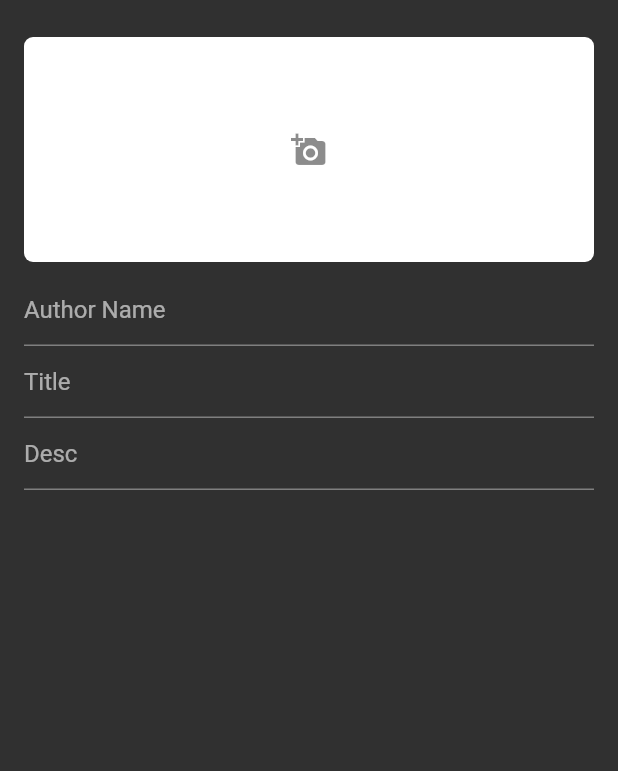
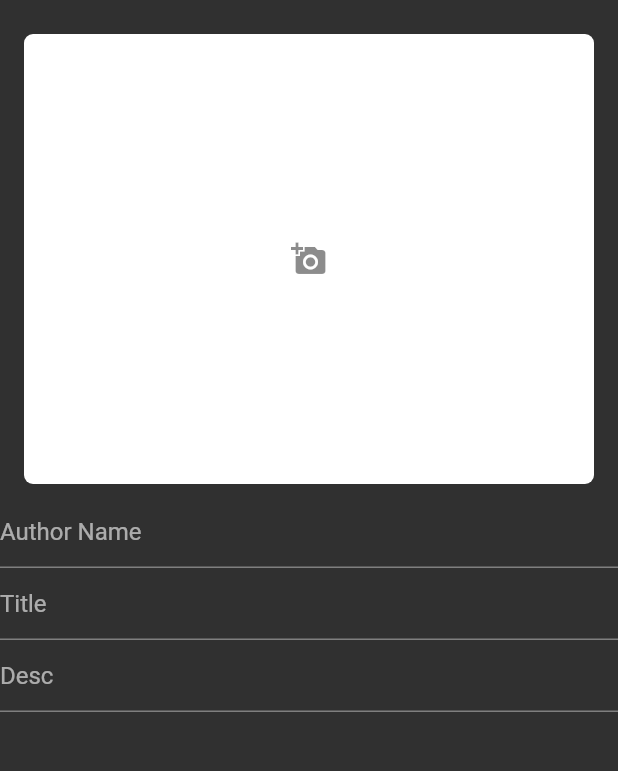
Before and after one commit to anushri47/blog_app1, a Flutter app: the screen it shows after launch, after a tap on the "add" icon, on a phone screen of 412 x 824 dp, the part 62-833 px from its top. Run offline on Flutter 3.47's test engine with Material 2 defaults, Android fonts, the phone set to English and light mode, and no system bars; our stand-ins replace cloud_firestore, firebase_core, firebase_storage, image_picker, random_string; missing offline and left inert: dart:html; accounts and stored records are empty.

Commit message:
My first commit

```diff
--- a/lib/create_blog.dart
+++ b/lib/create_blog.dart
@@ -1,10 +1,11 @@
-import 'dart:io';
-import 'package:cloud_firestore/cloud_firestore.dart';
-import 'package:firebase_storage/firebase_storage.dart';
+import 'dart:html' as html;
 import 'package:flutter/material.dart';
 import 'package:image_picker/image_picker.dart';
-import 'package:my_blog/crud.dart';
+import 'package:firebase_storage/firebase_storage.dart';
+import 'package:cloud_firestore/cloud_firestore.dart';
 import 'package:random_string/random_string.dart';
+import 'dart:typed_data';
+import 'package:firebase_core/firebase_core.dart';
 
 
 class CreateBlog extends StatefulWidget {
@@ -15,82 +16,59 @@ class CreateBlog extends StatefulWidget {
 }
 
 class _CreateBlogState extends State<CreateBlog> {
-  String authorName="", title="",desc="";
+  Uint8List? uploadedImage;
+  final picker = ImagePicker();
+  bool _isLoading = false;
+  String authorName = "", title = "", desc = "";
 
-
-  late File? selectedImage = null;
-  final picker = ImagePicker();
-
-  //@override
-  //void initState() {
-  //selectedImage = 'https://www.google.com/url?sa=i&url=https%3A%2F%2Funsplash.com%2Fs%2Fphotos%2Fmountains&psig=AOvVaw36rZTTtTdwF4hzbAioUugC&ust=1686723145521000&source=images&cd=vfe&ved=0CBEQjRxqFwoTCPDH7cDLv_8CFQAAAAAdAAAAABAE';
-  //super.initState();
-  bool _isLoading = false;
-  CrudMethods crudMethods = new CrudMethods();
-
-
-  Future getImage() async {
-    final pickedFile = await picker.pickImage(source: ImageSource.gallery);
-
+  Future<void> pickImage() async {
+    final pickedFile = await picker.getImage(source: ImageSource.gallery);
+    if (pickedFile != null) {
+      final bytes = await pickedFile.readAsBytes();
       setState(() {
-      if(pickedFile!= null){
-        selectedImage = File(pickedFile.path);
-      }else{
-        print("no image selected");
+        uploadedImage = bytes;
+      });
+    }
   }
 
-    });
-  }
-
-  Future<void> uploadBlog() async{
-    if(selectedImage != null){
+  Future<void> uploadBlog() async {
+    if (uploadedImage != null) {
       setState(() {
         _isLoading = true;
       });
 
-      Reference firebaseStorageRef = FirebaseStorage.instance.ref().child("blogImage").child("${randomAlphaNumeric(9)}.jpg");
-      final UploadTask task= firebaseStorageRef.putFile(selectedImage!);
+      final imageName = "${randomAlphaNumeric(9)}.jpg";
+      final firebaseStorageRef =
+      FirebaseStorage.instance.ref().child("blogImage").child(imageName);
 
-      var imageUrl;
-      await task.whenComplete(() async{
-        try{
-          imageUrl= await firebaseStorageRef.getDownloadURL();
-        }catch(onError){
-          print("error");
-        }
-        print(imageUrl);
-      });
+      final uploadTask = firebaseStorageRef.putData(uploadedImage!);
+      final taskSnapshot = await uploadTask;
+      final imageUrl = await taskSnapshot.ref.getDownloadURL();
 
-
-      // var imageUrl = await (await task).ref.getDownloadURL();
-      // print("this is url $downloadUrl");
-
-      Map<String, dynamic> blogMap = {
+      Map<String, String> blogMap = {
         "imgUrl": imageUrl,
         "authorName": authorName,
         "title": title,
         "desc": desc
       };
-      crudMethods.addData(blogMap).then((result){
+
+      FirebaseFirestore.instance
+          .collection("blogs")
+          .add(blogMap)
+          .then((value) {
+        setState(() {
+          _isLoading = false;
+          uploadedImage = null;
+          authorName = "";
+          title = "";
+          desc = "";
+        });
         Navigator.pop(context);
+      }).catchError((error) {
+        print("Failed to add blog: $error");
       });
-    }else{}
     }
-
-
-  ///Future<void> getLostData() async {
-  ///final ImagePicker picker = ImagePicker();
-  ///final LostDataResponse response = await picker.retrieveLostData();
-  ///if (response.isEmpty) {
-  ///return;
-  ///}
-  ///final List<XFile>? files = response.files;
-  ///if (files != null) {
-  ///_handleLostFiles(files);
-  ///} else {
-  ///_handleError(response.exception);
-  ///}
-  ///}
+  }
 
   @override
   Widget build(BuildContext context) {
@@ -99,12 +77,14 @@ class _CreateBlogState extends State<CreateBlog> {
         title: Row(
           mainAxisAlignment: MainAxisAlignment.center,
           children: <Widget>[
-              Text("Flutter", style: TextStyle(
-                  fontSize: 22
+            Text(
+              "Flutter",
+              style: TextStyle(fontSize: 22),
             ),
+            Text(
+              "Blog",
+              style: TextStyle(fontSize: 22, color: Colors.blue),
             ),
-              Text("Blog", style: TextStyle(fontSize: 22, color: Colors.blue),
-              )
           ],
         ),
         backgroundColor: Colors.transparent,
@@ -116,7 +96,8 @@ class _CreateBlogState extends State<CreateBlog> {
             },
             child: Container(
               padding: EdgeInsets.symmetric(horizontal: 16),
-                  child: Icon(Icons.file_upload)),
+              child: Icon(Icons.file_upload),
+            ),
           )
         ],
       ),
@@ -125,33 +106,27 @@ class _CreateBlogState extends State<CreateBlog> {
         alignment: Alignment.center,
         child: CircularProgressIndicator(),
       )
-            : Container(
-          child: Column(children: <Widget>[
-            SizedBox(height: 10,),
+          : SingleChildScrollView(
+        child: Container(
+          child: Column(
+            children: <Widget>[
+              SizedBox(height: 8),
               GestureDetector(
-              onTap: () {
-                getImage();
-              },
-              child: selectedImage != null
+                onTap: pickImage,
+                child: uploadedImage != null
                     ? Container(
                   margin: EdgeInsets.symmetric(horizontal: 16),
-                height: 150,
+                  height: 300,
                   width: MediaQuery.of(context).size.width,
-                child: ClipRRect(
-                  borderRadius: BorderRadius.circular(6),
-                  child: Image.network(
-                    'https://unsplash.com/s/photos/mountains',
-                    //selectedImage!,
-                    fit: BoxFit.cover,
-                  ),
-                ),
+                  child: Image.memory(uploadedImage!),
                 )
-                  :Container(
+                    : Container(
                   margin: EdgeInsets.symmetric(horizontal: 16),
-                height: 150,
+                  height: 300,
                   decoration: BoxDecoration(
                     color: Colors.white,
-                    borderRadius: BorderRadius.circular(6)),
+                    borderRadius: BorderRadius.circular(6),
+                  ),
                   width: MediaQuery.of(context).size.width,
                   child: Icon(
                     Icons.add_a_photo,
@@ -160,34 +135,36 @@ class _CreateBlogState extends State<CreateBlog> {
 
                 ),
               ),
-            SizedBox(
-              height: 8,
-            ),
-            Container(
-              margin: EdgeInsets.symmetric(horizontal: 16),
-              child: Column(
-                children: <Widget>[
+
+              SizedBox(height: 8),
               TextField(
                 decoration: InputDecoration(hintText: "Author Name"),
-                    onChanged: (val){
+                onChanged: (val) {
+                  setState(() {
                     authorName = val;
+                  });
                 },
               ),
               TextField(
                 decoration: InputDecoration(hintText: "Title"),
-                    onChanged: (val){
+                onChanged: (val) {
+                  setState(() {
                     title = val;
+                  });
                 },
               ),
               TextField(
                 decoration: InputDecoration(hintText: "Desc"),
-                    onChanged: (val){
+                onChanged: (val) {
+                  setState(() {
                     desc = val;
+                  });
                 },
-                  )
-                ],),)
-
-          ],),)
+              ),
+            ],
+          ),
+        ),
+      ),
     );
   }
 }
--- a/lib/crud.dart
+++ b/lib/crud.dart
@@ -1,4 +1,6 @@
 import 'package:cloud_firestore/cloud_firestore.dart';
+import 'package:firebase_core/firebase_core.dart';
+
 
 class CrudMethods{
 
--- a/lib/home.dart
+++ b/lib/home.dart
@@ -1,5 +1,7 @@
 import 'package:flutter/material.dart';
 import 'package:my_blog/create_blog.dart';
+import 'package:firebase_core/firebase_core.dart';
+
 
 class HomePage extends StatefulWidget {
   const HomePage({Key? key}) : super(key: key);
--- a/lib/main.dart
+++ b/lib/main.dart
@@ -1,9 +1,29 @@
 import 'package:flutter/material.dart';
 import 'package:my_blog/home.dart';
+import 'package:firebase_core/firebase_core.dart';
+
 
 void main() {
-  runApp(const MyApp());
+  WidgetsFlutterBinding.ensureInitialized();
+  initializeFirebase();
+  runApp(MyApp());
 }
+
+Future<void> initializeFirebase() async {
+  await Firebase.initializeApp(
+    // Add your Firebase configuration options here
+    options: FirebaseOptions(
+        apiKey: "AIzaSyDkFl9sG1KHUxGV6_rw3ORqypIQm9D2SSI",
+        authDomain: "boop-631dc.firebaseapp.com",
+        databaseURL: "https://boop-631dc-default-rtdb.firebaseio.com",
+        projectId: "boop-631dc",
+        storageBucket: "boop-631dc.appspot.com",
+        messagingSenderId: "306638297608",
+        appId: "1:306638297608:web:2cd250e5955dfd074c4fbd"
+    ),
+  );
+}
+
 
 class MyApp extends StatelessWidget {
   const MyApp({super.key});
--- a/pubspec.yaml
+++ b/pubspec.yaml
@@ -32,7 +32,7 @@ dependencies:
     sdk: flutter
   http:
   cloud_firestore: ^4.8.0
-  image_picker: ^0.8.8
+  image_picker: ^0.8.3+3
   firebase_storage: ^11.2.2
   random_string: ^2.3.1
 
@@ -64,6 +64,7 @@ flutter:
   # the material Icons class.
   uses-material-design: true
 
+
   # To add assets to your application, add an assets section, like this:
   # assets:
   #   - images/a_dot_burr.jpeg
```
Also changed, not shown: 2 other files. Lines whose indentation alone changed are shown as unchanged.
